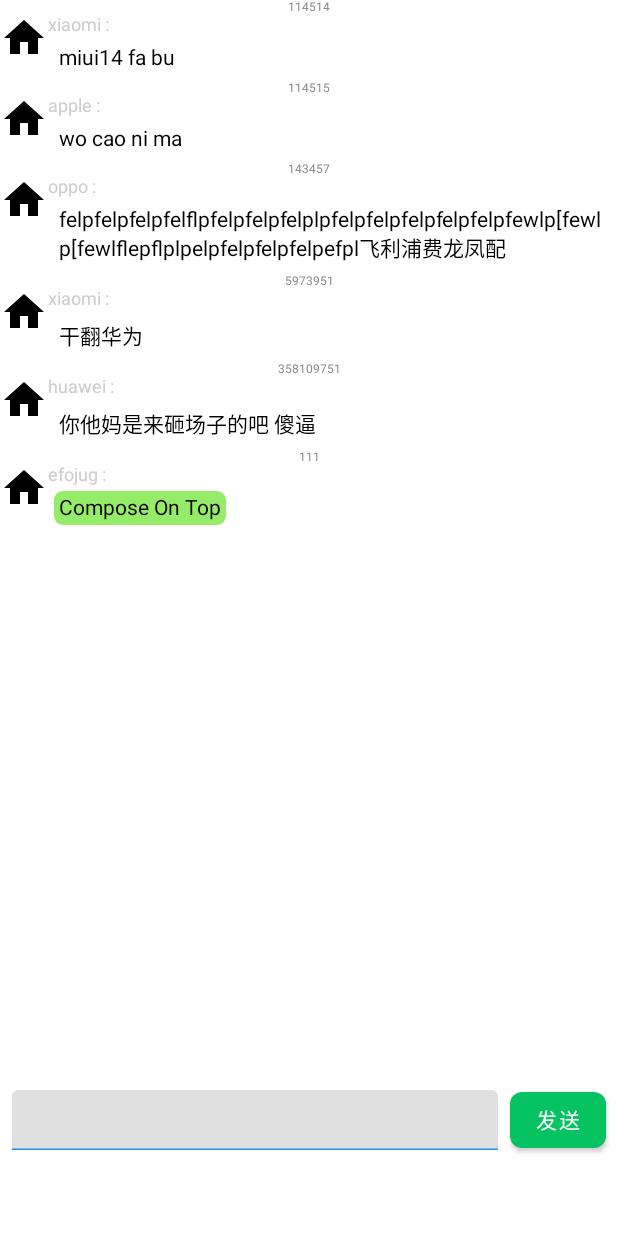
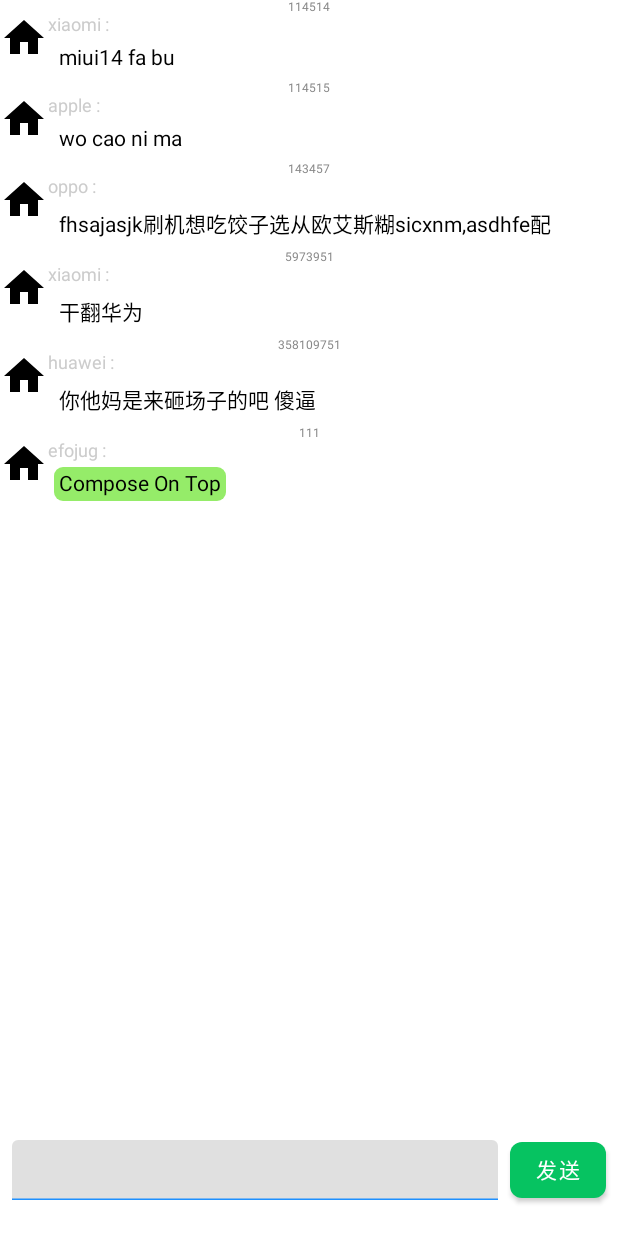
Before and after one commit to efojug/ChatWithMePro, an Android app built with Jetpack Compose: the @Preview function MsgItemPreView, on a phone screen of 412 x 824 dp. Run offline under Robolectric (Android 15) with nearby library versions, the phone set to English and light mode, and no system bars.

Commit message:
fix sb bug

```diff
--- a/app/src/main/java/com/efojug/chatwithmepro/ComposeChatView.kt
+++ b/app/src/main/java/com/efojug/chatwithmepro/ComposeChatView.kt
@@ -39,12 +39,11 @@ fun ChatRoom(list: ArrayList<ChatData>) {
 
         val heightDp by animateDpAsState(targetValue = if (height == 0) 40.dp else (height + 40).dp)
 
-        var b = 12
-
         Row(
-            modifier = Modifier.padding(bottom = 53.dp, start = 8.dp, end = 8.dp),
+            modifier = Modifier.padding(bottom = 20.dp, start = 8.dp, end = 8.dp),
             verticalAlignment = Alignment.CenterVertically
         ) {
+            var b = 12
             TextField(
                 value = text,
                 onValueChange = {
@@ -52,9 +51,11 @@ fun ChatRoom(list: ArrayList<ChatData>) {
                     if (it.length > b) {
                         b += 12
                         height += 20
-                    } else {
+                    } else if (it.length < 12) {
                         b = 12
                         height = 0
+                    } else if (b > 12) {
+                        b = 12
                     }
                 },
                 colors = TextFieldDefaults.textFieldColors(
@@ -122,7 +123,7 @@ fun MsgItemPreView() {
         ChatData(
             "oppo",
             "143457",
-            "felpfelpfelpfelflpfelpfelpfelplpfelpfelpfelpfelpfelpfewlp[fewlp[fewlflepflplpelpfelpfelpfelpefpl飞利浦费龙凤配"
+            "fhsajasjk刷机想吃饺子选从欧艾斯糊sicxnm,asdhfe配"
         ),
         ChatData("xiaomi", "5973951", "干翻华为"),
         ChatData("huawei", "358109751", "你他妈是来砸场子的吧 傻逼"),
```
